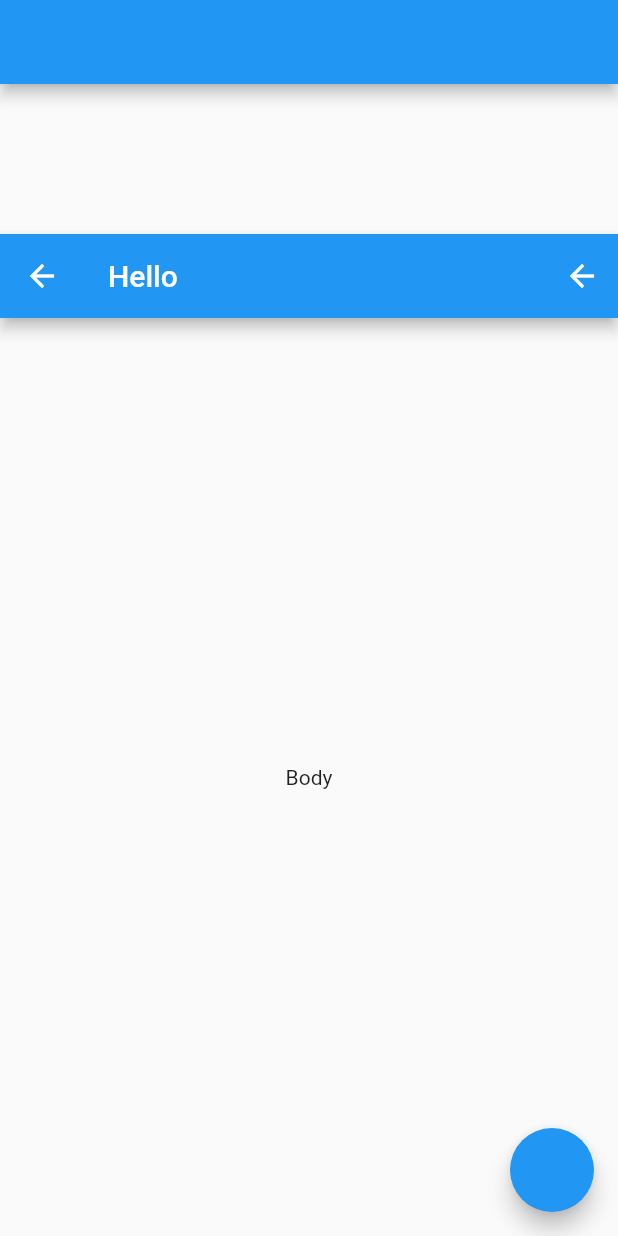
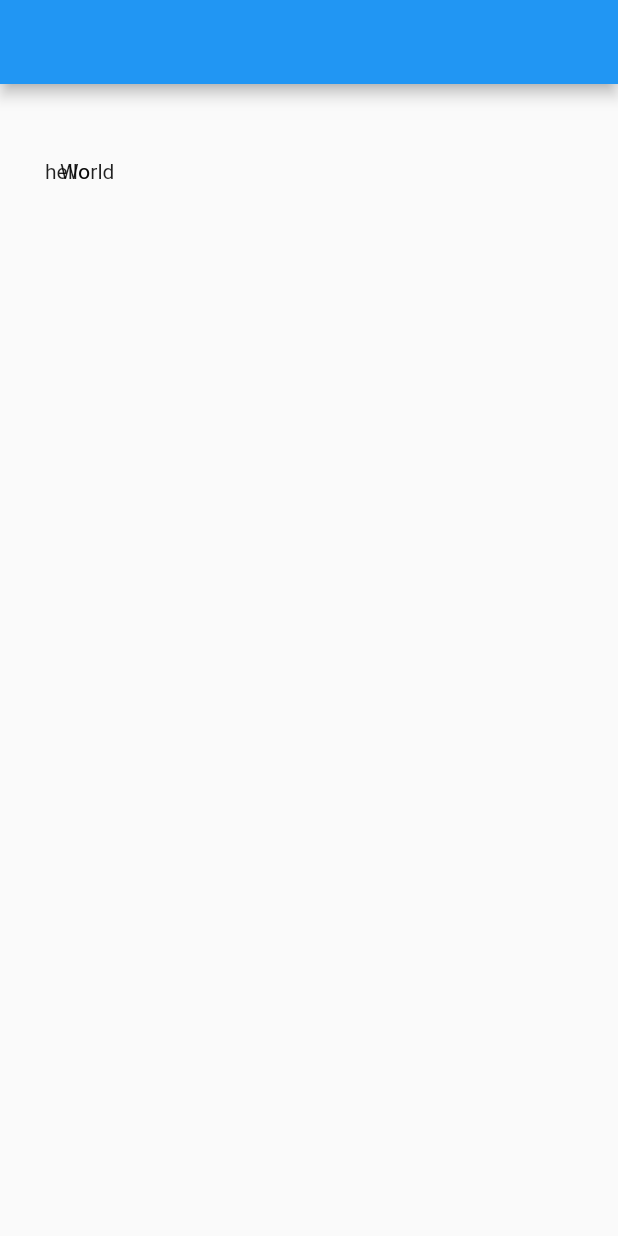
Before and after one commit to Milad-Akarie/skeletonizer, a Flutter app: the screen it shows after launch, on a phone screen of 412 x 824 dp. Run offline on Flutter 3.47's test engine with Material 2 defaults, Android fonts, the phone set to English and light mode, and no system bars.

```diff
--- a/example/lib/main.dart
+++ b/example/lib/main.dart
@@ -1,5 +1,4 @@
 import 'package:flutter/material.dart';
-import 'package:flutter/rendering.dart';
 import 'package:skeleton_builder/skeleton_builder.dart';
 
 void main() {
@@ -41,7 +40,7 @@ class _MyHomePageState extends State<MyHomePage> {
     return Scaffold(
       appBar: AppBar(),
       body: SkeletonBuilder(
-        widgetName: 'DemoSkeleton',
+        // widgetName: 'DemoSkeleton',
         child: false
             ? Padding(
                 padding: const EdgeInsets.only(top: 100),
@@ -60,12 +59,14 @@ class _MyHomePageState extends State<MyHomePage> {
                   // ),
                   SliverList(
                     delegate: SliverChildBuilderDelegate(
-                      (context, index) =>  ListTile(
+                      (context, index) => ListTile(
                         title: Text("Hello"),
                         subtitle: Text("Hello I'm subitiel"),
                         trailing: ClipRRect(
                             borderRadius: BorderRadius.circular(8),
-                            child: FlutterLogo(size: 56,)),
+                            child: FlutterLogo(
+                              size: 56,
+                            )),
                       ),
                       childCount: 3,
                     ),
@@ -97,7 +98,7 @@ class _MyHomePageState extends State<MyHomePage> {
                 ]),
               )
             : Padding(
-                padding: const EdgeInsets.only(top: 100),
+                padding: const EdgeInsets.only(top: 50),
                 child: Column(
                   children: [
                     // const Padding(
@@ -141,20 +142,20 @@ class _MyHomePageState extends State<MyHomePage> {
                     //   onPressed: () {},
                     //   icon: Icon(Icons.ac_unit),
                     // ),
-                    Expanded(
-                        child: Scaffold(
-                          floatingActionButton: FloatingActionButton(onPressed: () {  },),
-                      appBar: AppBar(
-                        leading: BackButton(),
-                        title: const Text("Hello"),
-                        actions: [
-                          BackButton(),
-                        ],
-                      ),
-                      body: Center(
-                        child: Text("Body"),
-                      ),
-                    )),
+                    // Expanded(
+                    //     child: Scaffold(
+                    //       floatingActionButton: FloatingActionButton(onPressed: () {  },),
+                    //   appBar: AppBar(
+                    //     leading: BackButton(),
+                    //     title: const Text("Hello"),
+                    //     actions: [
+                    //       BackButton(),
+                    //     ],
+                    //   ),
+                    //   body: Center(
+                    //     child: Text("Body"),
+                    //   ),
+                    // )),
 
                     // const Padding(
                     //   padding: EdgeInsets.all(8.0),
@@ -199,13 +200,31 @@ class _MyHomePageState extends State<MyHomePage> {
                     //     ],
                     //   ),
                     // ),
+
+                    const Expanded(
+                      child: Directionality(
+                        textDirection: TextDirection.ltr,
+                        child: Stack(
+                          children: [
+                            Positioned(
+                              left: 30,
+                              child: Text("hello"),
+                            ),
+                            PositionedDirectional(
+                              start: 40,
+                              child: Text("World"),
+                            )
+                          ],
+                        ),
+                      ),
+                    ),
+
                     if (false)
                       Expanded(
                         child: ListView.separated(
                           padding: const EdgeInsets.all(20),
-                          itemCount: 20,
+                          itemCount: 2,
                           separatorBuilder: (ctx, index) => const Divider(
-                            thickness: 20,
                             height: 32,
                             color: Colors.redAccent,
                           ),
@@ -252,10 +271,10 @@ class _MyHomePageState extends State<MyHomePage> {
                                             ),
                                           ),
                                         ),
-                                        Expanded(
+                                        const Expanded(
                                             child: Column(
                                           crossAxisAlignment: CrossAxisAlignment.start,
-                                          children: const [
+                                          children: [
                                             Text(
                                               'Hello there that is kinda long',
                                               textAlign: TextAlign.end,
```
Also changed, not shown: lib/src/builder/value_describers.dart (added, +65 -0 lines), lib/src/helper_utils.dart (added, +152 -0 lines), lib/src/skeleton_scanner.dart (+83 -191 lines).
